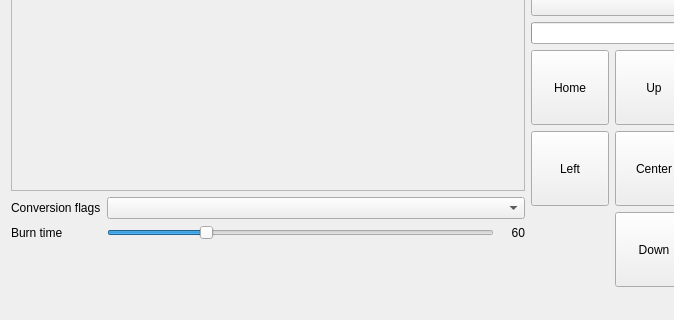
First picture: the form in EzGraverUi/mainwindow.ui, repository camrein/EzGraver, before the edit; both pictures show x 0 to 674 and y 334 to 654 of the 1086 by 654 pixel window.
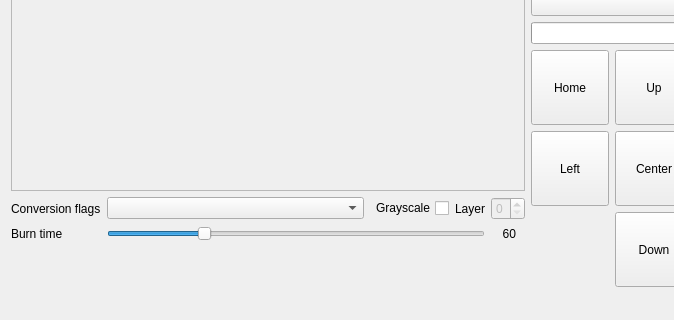
Second picture: the form after the edit. Custom widgets are drawn as their Qt base class.

Commit message: Added first parts of grayscale support to UI.

```diff
--- a/EzGraverUi/mainwindow.ui
+++ b/EzGraverUi/mainwindow.ui
@@ -44,30 +44,28 @@
       </item>
       <item>
        <layout class="QGridLayout" name="gridLayout_2">
-        <item row="1" column="1">
-         <widget class="QSlider" name="burnTime">
-          <property name="sizePolicy">
-           <sizepolicy hsizetype="MinimumExpanding" vsizetype="Fixed">
-            <horstretch>0</horstretch>
-            <verstretch>0</verstretch>
-           </sizepolicy>
+        <item row="0" column="0">
+         <widget class="QLabel" name="label">
+          <property name="text">
+           <string>Conversion flags</string>
           </property>
-          <property name="minimum">
-           <number>1</number>
+         </widget>
+        </item>
+        <item row="1" column="0">
+         <widget class="QLabel" name="label_2">
+          <property name="text">
+           <string>Burn time</string>
           </property>
-          <property name="maximum">
-           <number>240</number>
-          </property>
-          <property name="value">
-           <number>60</number>
-          </property>
-          <property name="orientation">
-           <enum>Qt::Horizontal</enum>
-          </property>
          </widget>
         </item>
-        <item row="1" column="2">
+        <item row="1" column="4">
          <widget class="QLabel" name="burnTimeLabel">
+          <property name="sizePolicy">
+           <sizepolicy hsizetype="Fixed" vsizetype="Preferred">
+            <horstretch>0</horstretch>
+            <verstretch>0</verstretch>
+           </sizepolicy>
+          </property>
           <property name="minimumSize">
            <size>
             <width>25</width>
@@ -82,20 +80,71 @@
           </property>
          </widget>
         </item>
-        <item row="0" column="1" colspan="2">
-         <widget class="QComboBox" name="conversionFlags"/>
+        <item row="0" column="1">
+         <widget class="QComboBox" name="conversionFlags">
+          <property name="sizePolicy">
+           <sizepolicy hsizetype="Expanding" vsizetype="Fixed">
+            <horstretch>0</horstretch>
+            <verstretch>0</verstretch>
+           </sizepolicy>
+          </property>
+         </widget>
         </item>
-        <item row="0" column="0">
-         <widget class="QLabel" name="label">
+        <item row="0" column="4">
+         <widget class="QSpinBox" name="selectedLayer">
+          <property name="enabled">
+           <bool>false</bool>
+          </property>
+          <property name="layoutDirection">
+           <enum>Qt::LeftToRight</enum>
+          </property>
+          <property name="minimum">
+           <number>0</number>
+          </property>
+          <property name="maximum">
+           <number>8</number>
+          </property>
+          <property name="value">
+           <number>0</number>
+          </property>
+         </widget>
+        </item>
+        <item row="0" column="2">
+         <widget class="QCheckBox" name="grayscale">
+          <property name="layoutDirection">
+           <enum>Qt::RightToLeft</enum>
+          </property>
           <property name="text">
-           <string>Conversion flags</string>
+           <string>Grayscale</string>
           </property>
          </widget>
         </item>
-        <item row="1" column="0">
-         <widget class="QLabel" name="label_2">
+        <item row="0" column="3">
+         <widget class="QLabel" name="label_3">
           <property name="text">
-           <string>Burn time</string>
+           <string>Layer</string>
+          </property>
+         </widget>
+        </item>
+        <item row="1" column="1" colspan="3">
+         <widget class="QSlider" name="burnTime">
+          <property name="sizePolicy">
+           <sizepolicy hsizetype="Expanding" vsizetype="Fixed">
+            <horstretch>0</horstretch>
+            <verstretch>0</verstretch>
+           </sizepolicy>
+          </property>
+          <property name="minimum">
+           <number>1</number>
+          </property>
+          <property name="maximum">
+           <number>240</number>
+          </property>
+          <property name="value">
+           <number>60</number>
+          </property>
+          <property name="orientation">
+           <enum>Qt::Horizontal</enum>
           </property>
          </widget>
         </item>
```
The commit also changes 3 other files.
